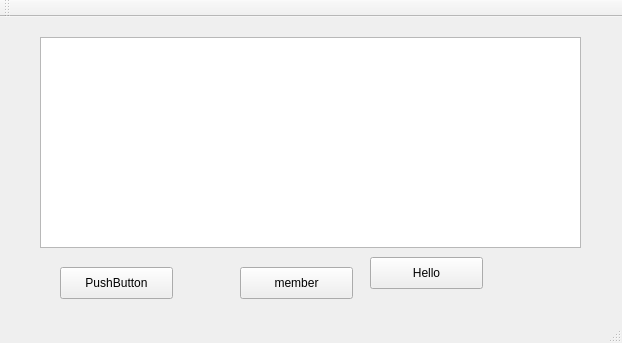
Old version of the form mainwindow.ui in the repository supojen/Bulk_Club.
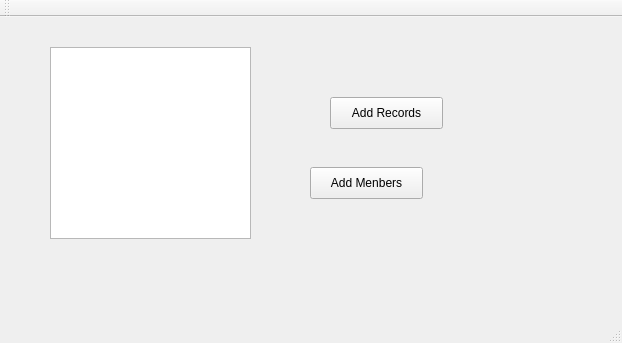
New version of the form.

Patch:
```diff
--- a/mainwindow.ui
+++ b/mainwindow.ui
@@ -14,53 +14,40 @@
    <string>MainWindow</string>
   </property>
   <widget class="QWidget" name="centralWidget">
-   <widget class="QTableView" name="tableView">
+   <widget class="QTableWidget" name="tableWidget">
     <property name="geometry">
      <rect>
-      <x>40</x>
-      <y>20</y>
-      <width>541</width>
-      <height>211</height>
+      <x>50</x>
+      <y>30</y>
+      <width>201</width>
+      <height>192</height>
      </rect>
     </property>
    </widget>
    <widget class="QPushButton" name="pushButton">
     <property name="geometry">
      <rect>
-      <x>60</x>
-      <y>250</y>
+      <x>330</x>
+      <y>80</y>
       <width>113</width>
       <height>32</height>
      </rect>
     </property>
     <property name="text">
-     <string>PushButton</string>
+     <string>Add Records</string>
     </property>
    </widget>
    <widget class="QPushButton" name="pushButton_addMember">
     <property name="geometry">
      <rect>
-      <x>240</x>
-      <y>250</y>
+      <x>310</x>
+      <y>150</y>
       <width>113</width>
       <height>32</height>
      </rect>
     </property>
     <property name="text">
-     <string>member</string>
-    </property>
-   </widget>
-   <widget class="QPushButton" name="pushButton_2">
-    <property name="geometry">
-     <rect>
-      <x>370</x>
-      <y>240</y>
-      <width>113</width>
-      <height>32</height>
-     </rect>
-    </property>
-    <property name="text">
-     <string>Hello</string>
+     <string>Add Menbers</string>
     </property>
    </widget>
   </widget>
```
Left out of the diff: 4 changed lines with no effect on the pictures.
